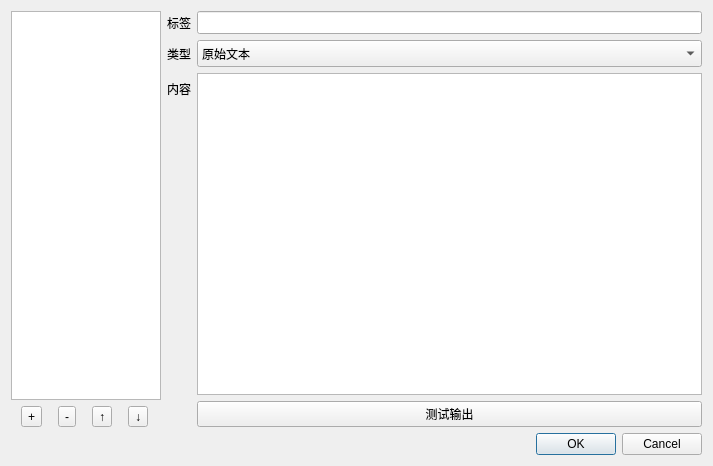
Old version of the form hterm/ui/quick.ui in the repository lbhzy/hterm.
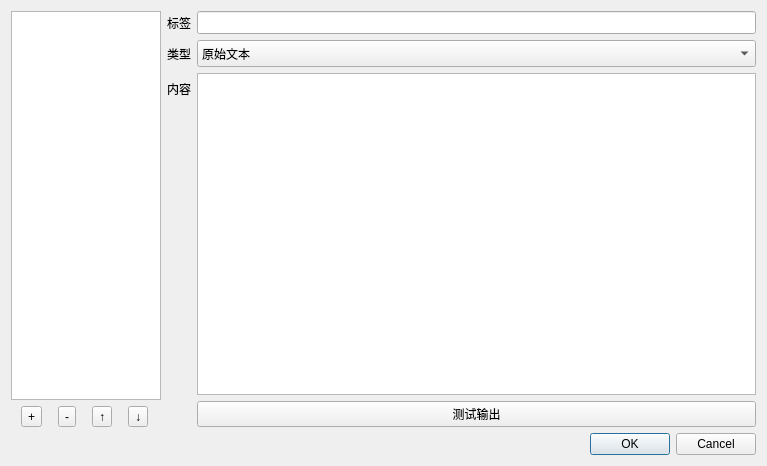
New version of the form. Custom widgets are drawn as their Qt base class.

Commit message: 触发器和快捷命令窗口添加最大化按钮，编辑框使用自定义类，list间距增大

```diff
--- a/hterm/ui/quick.ui
+++ b/hterm/ui/quick.ui
@@ -6,7 +6,7 @@
    <rect>
     <x>0</x>
     <y>0</y>
-    <width>713</width>
+    <width>767</width>
     <height>466</height>
    </rect>
   </property>
@@ -136,19 +136,6 @@
          </property>
         </widget>
        </item>
-       <item row="2" column="1">
-        <widget class="QTextEdit" name="textEdit">
-         <property name="font">
-          <font>
-           <family>Consolas</family>
-           <pointsize>11</pointsize>
-          </font>
-         </property>
-         <property name="lineWrapMode">
-          <enum>QTextEdit::LineWrapMode::NoWrap</enum>
-         </property>
-        </widget>
-       </item>
        <item row="3" column="1">
         <widget class="QPushButton" name="pushButton">
          <property name="text">
@@ -156,6 +143,9 @@
          </property>
         </widget>
        </item>
+       <item row="2" column="1">
+        <widget class="CodeEdit" name="plainTextEdit"/>
+       </item>
       </layout>
      </item>
     </layout>
@@ -172,6 +162,13 @@
    </item>
   </layout>
  </widget>
+ <customwidgets>
+  <customwidget>
+   <class>CodeEdit</class>
+   <extends>QPlainTextEdit</extends>
+   <header>general</header>
+  </customwidget>
+ </customwidgets>
  <resources/>
  <connections>
   <connection>
```
Left out of the diff: 17 changed lines with no effect on the pictures. The commit also changes 6 other files.
